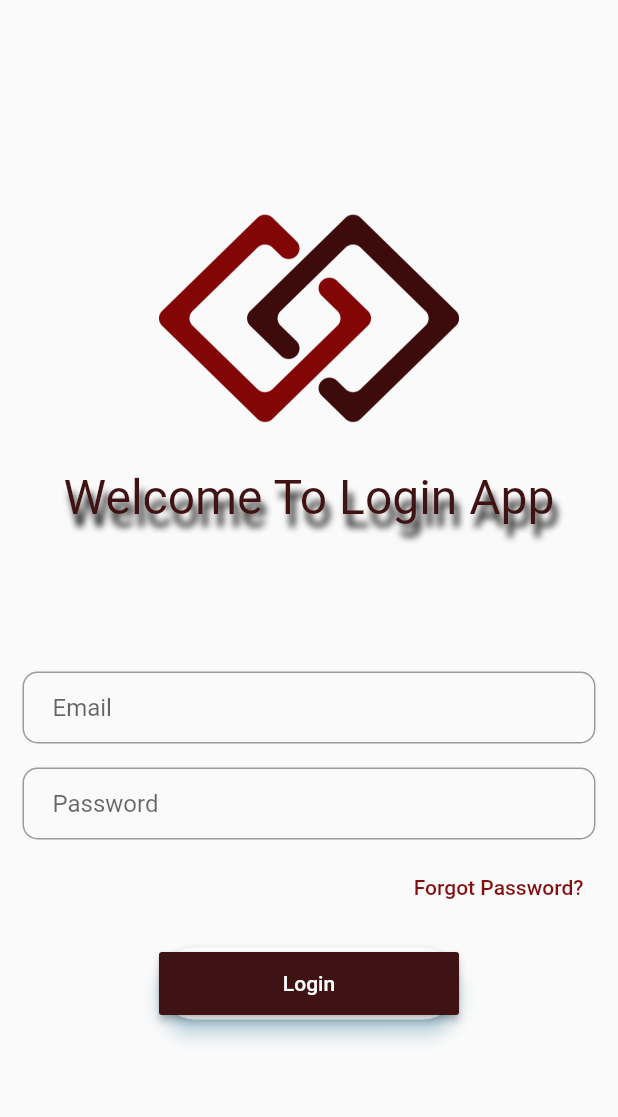
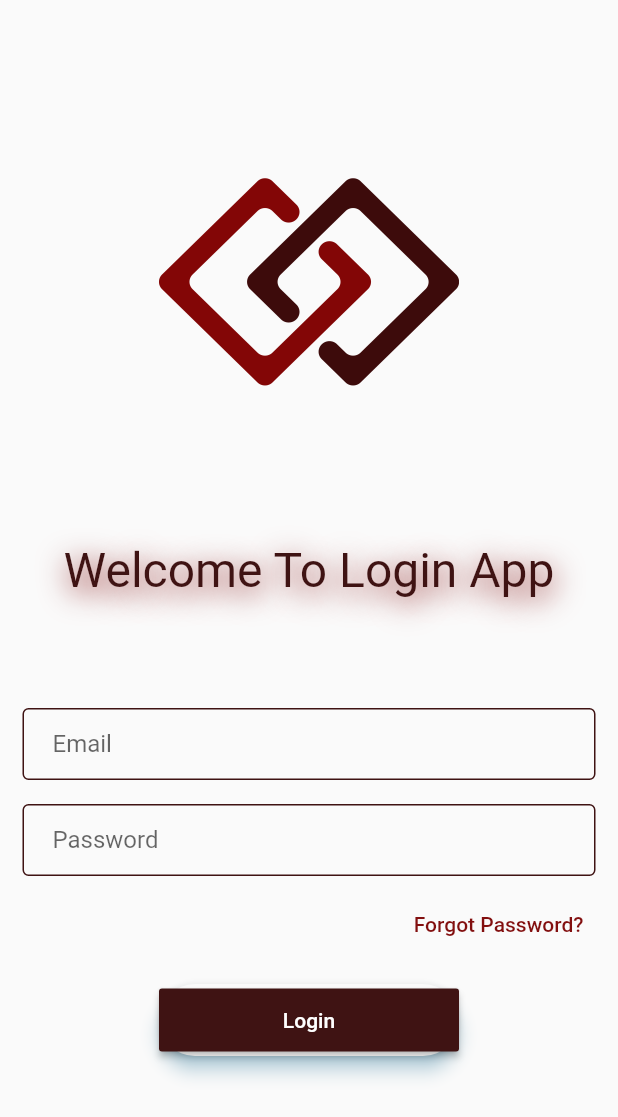
Before and after one commit to MhMahdi94/login_app, a Flutter app: the screen it shows after launch, on a phone screen of 412 x 824 dp. Shown: the top 1117 px of the screen. Run offline on Flutter 3.47's test engine with Material 2 defaults, Android fonts, the phone set to English and light mode, and no system bars.

Commit message:
final commit

```diff
--- a/lib/login_page.dart
+++ b/lib/login_page.dart
@@ -1,14 +1,17 @@
 import 'package:flutter/material.dart';
+import 'package:login_app/home_page.dart';
 //import 'package:form_validator/form_validator.dart';
 
 class LoginPage extends StatefulWidget {
   const LoginPage({Key? key}) : super(key: key);
-
+  static String tag = 'login-page';
   @override
   _LoginPageState createState() => _LoginPageState();
 }
 
 class _LoginPageState extends State<LoginPage> {
+  @override
+  Widget build(BuildContext context) {
     //final  _formKey = GlobalKey<FormState>();
     final logo = Hero(
         tag: 'hero',
@@ -22,12 +25,20 @@ class _LoginPageState extends State<LoginPage> {
         keyboardType: TextInputType.emailAddress,
         autofocus: false,
         cursorColor: Color(0xff3f1313),
+
         // validator: ValidationBuilder().email().maxLength(50).build(),
         decoration: InputDecoration(
-        focusColor: Color(0xff3f1313),
+          enabledBorder: const OutlineInputBorder(
+            borderSide: const BorderSide(color: Color(0xff3f1313)),
+          ),
+          focusedBorder: const OutlineInputBorder(
+            borderSide: const BorderSide(color: Color(0xff820f0f)),
+          ),
           hintText: 'Email',
           contentPadding: EdgeInsets.fromLTRB(20, 10, 20, 10),
-        border: OutlineInputBorder(borderRadius: BorderRadius.circular(10)),
+          border: OutlineInputBorder(
+            borderRadius: BorderRadius.circular(10),
+          ),
         ));
 
     final password = TextFormField(
@@ -41,6 +52,12 @@ class _LoginPageState extends State<LoginPage> {
           //else if (value.length<)
         },
         decoration: InputDecoration(
+          enabledBorder: const OutlineInputBorder(
+            borderSide: const BorderSide(color: Color(0xff3f1313)),
+          ),
+          focusedBorder: const OutlineInputBorder(
+            borderSide: const BorderSide(color: Color(0xff820f0f)),
+          ),
           hintText: 'Password',
           contentPadding: EdgeInsets.fromLTRB(20, 10, 20, 10),
           border: OutlineInputBorder(borderRadius: BorderRadius.circular(10)),
@@ -53,7 +70,9 @@ class _LoginPageState extends State<LoginPage> {
         shadowColor: Colors.lightBlueAccent.shade100,
         elevation: 5,
         child: MaterialButton(
-        onPressed: () {},
+          onPressed: () {
+            Navigator.of(context).pushNamed((HomePage.tag));
+          },
           minWidth: 200,
           height: 42,
           color: Color(0xff3f1313),
@@ -73,8 +92,6 @@ class _LoginPageState extends State<LoginPage> {
       onPressed: () {},
     );
 
-  @override
-  Widget build(BuildContext context) {
     return Scaffold(
       //backgroundColor: Colors.red[50],
       body: Container(
@@ -87,15 +104,15 @@ class _LoginPageState extends State<LoginPage> {
               child: Center(child: logo),
               // decoration: BoxDecoration(color: Colors.red[50]),
             ),
-            //Spacer(),
+            Spacer(),
             Text(
               'Welcome To Login App',
               style:
                   TextStyle(color: Color(0xff3f1313), fontSize: 32, shadows: [
                 Shadow(
-                  offset: Offset(3.0, 9.0),
-                  blurRadius: 6.0,
-                  color: Color.fromARGB(255, 0, 0, 0),
+                  offset: Offset(1.0, 5.0),
+                  blurRadius: 25.0,
+                  color: Color(0xff820f0f),
                 )
               ]),
             ),
--- a/lib/main.dart
+++ b/lib/main.dart
@@ -1,4 +1,5 @@
 import 'package:flutter/material.dart';
+import 'package:login_app/home_page.dart';
 import 'package:login_app/login_page.dart';
 
 void main() {
@@ -7,10 +8,15 @@ void main() {
 
 class MyApp extends StatelessWidget {
   // This widget is the root of your application.
+  final routes = {
+    LoginPage.tag: (context) => LoginPage(),
+    HomePage.tag: (context) => HomePage(),
+  };
   @override
   Widget build(BuildContext context) {
     return MaterialApp(
       home: LoginPage(),
+      routes: routes,
     );
   }
 }
--- a/pubspec.yaml
+++ b/pubspec.yaml
@@ -3,7 +3,7 @@ description: A new Flutter project.
 
 # The following line prevents the package from being accidentally published to
 # pub.dev using `pub publish`. This is preferred for private packages.
-publish_to: 'none' # Remove this line if you wish to publish to pub.dev
+publish_to: "none" # Remove this line if you wish to publish to pub.dev
 
 # The following defines the version and build number for your application.
 # A version number is three numbers separated by dots, like 1.2.43
@@ -24,7 +24,6 @@ dependencies:
   flutter:
     sdk: flutter
 
-
   # The following adds the Cupertino Icons font to your application.
   # Use with the CupertinoIcons class for iOS style icons.
   cupertino_icons: ^1.0.2
@@ -39,7 +38,6 @@ dev_dependencies:
 
 # The following section is specific to Flutter.
 flutter:
-
   # The following line ensures that the Material Icons font is
   # included with your application, so that you can use the icons in
   # the material Icons class.
@@ -47,7 +45,7 @@ flutter:
 
   # To add assets to your application, add an assets section, like this:
   assets:
-    - assets/images/
+    - assets/images/app_logo.png
   #   - images/a_dot_ham.jpeg
 
   # An image asset can refer to one or more resolution-specific "variants", see
```
Also changed, not shown: lib/home_page.dart (added, +39 -0 lines). Lines whose indentation alone changed are shown as unchanged.
